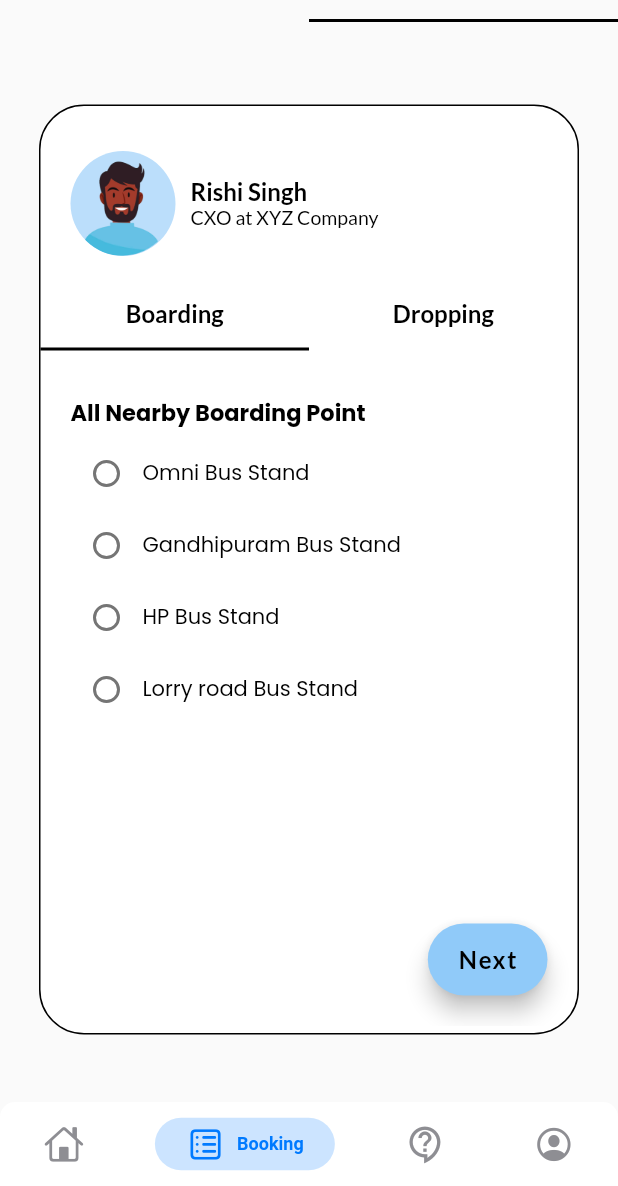
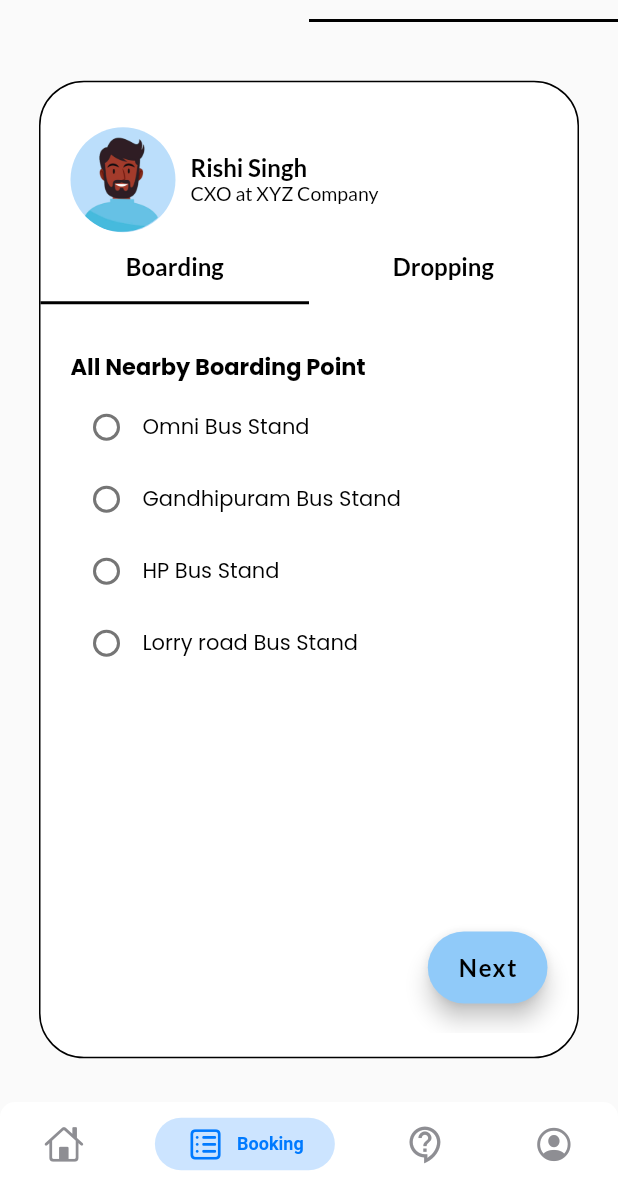
Before and after one commit to beSaif/GetVu, a Flutter app: the screen it shows after launch, item 2 of the bottom bar chosen, on a phone screen of 412 x 824 dp, the part 50-1236 px from its top. Run offline on Flutter 3.47's test engine with Material 2 defaults, Android fonts, the phone set to English and light mode, and no system bars; drawn by our look-alikes of persistent_bottom_nav_bar; our stand-ins replace flutter_login, geolocator, get, google_fonts, google_maps_flutter, lottie and 1 more; missing offline and left inert: cool_dropdown, razorpay_flutter.

Commit message:
Responsive UI

```diff
--- a/lib/Screens/BookingScreen/components/Bookings.dart
+++ b/lib/Screens/BookingScreen/components/Bookings.dart
@@ -8,6 +8,7 @@ import 'package:getvuapp/Screens/BookingScreen/components/Payment.dart';
 import 'package:getvuapp/Screens/BookingScreen/components/TicketsCard.dart';
 import 'package:getvuapp/Screens/BookingScreen/components/UserBookingDetail.dart';
 import 'package:google_fonts/google_fonts.dart';
+import 'package:responsive_sizer/responsive_sizer.dart';
 
 class BookingsSection extends StatefulWidget {
   const BookingsSection({super.key});
@@ -48,7 +49,7 @@ class _BookingsSectionState extends State<BookingsSection>
               : _bookingController.goToPayment
                   ? const PaymentCard()
                   : Container(
-                      height: 620,
+                      height: 79.1.h,
                       width: 360,
                       decoration: BoxDecoration(
                         color: Colors.white,
@@ -95,7 +96,7 @@ class _BookingsSectionState extends State<BookingsSection>
                           ],
                         ),
                         const SizedBox(
-                          height: 15,
+                          height: 0,
                         ),
                         GetBuilder<BookingController>(
                           builder: (controller) {
@@ -133,7 +134,7 @@ class _BookingsSectionState extends State<BookingsSection>
                                           ],
                                         ),
                                         SizedBox(
-                                          height: 450,
+                                          height: 59.h,
                                           child: TabBarView(
                                             controller:
                                                 _otherController.tabController,
--- a/lib/Screens/BookingScreen/components/UserBookingDetail.dart
+++ b/lib/Screens/BookingScreen/components/UserBookingDetail.dart
@@ -3,6 +3,7 @@ import 'package:get/get.dart';
 import 'package:getvuapp/GetX/booking_controller.dart';
 import 'package:google_fonts/google_fonts.dart';
 import 'package:cool_dropdown/cool_dropdown.dart';
+import 'package:responsive_sizer/responsive_sizer.dart';
 
 class UserBookingDetail extends StatefulWidget {
   const UserBookingDetail({super.key});
@@ -41,7 +42,7 @@ class _UseBookingrDetaliState extends State<UserBookingDetail> {
     }
     return SizedBox(
       width: double.infinity,
-      height: 500,
+      height: 65.h,
       child: Padding(
         padding: const EdgeInsets.all(20),
         child: Stack(
--- a/lib/main.dart
+++ b/lib/main.dart
@@ -3,6 +3,7 @@ import 'package:get/get.dart';
 import 'package:getvuapp/API/marker_api.dart';
 import 'package:getvuapp/Model/MaterialColor.dart';
 import 'package:getvuapp/navbar_activity.dart';
+import 'package:responsive_sizer/responsive_sizer.dart';
 
 void main() async {
   WidgetsFlutterBinding.ensureInitialized();
@@ -16,6 +17,8 @@ class MyApp extends StatelessWidget {
   @override
   Widget build(BuildContext context) {
     MaterialColor color = MaterialColor(0xFFBBDEFB, colorCodes);
+
+    return ResponsiveSizer(builder: (context, orientation, deviceType) {
       return GetMaterialApp(
           debugShowCheckedModeBanner: false,
           title: 'GetVuApp',
@@ -24,5 +27,6 @@ class MyApp extends StatelessWidget {
           ),
           // home: const LoginScreen()
           home: const NavbarActivity());
+    });
   }
 }
--- a/pubspec.yaml
+++ b/pubspec.yaml
@@ -23,6 +23,8 @@ dependencies:
   lottie: ^1.4.3
   persistent_bottom_nav_bar: ^5.0.2
   razorpay_flutter: ^1.3.4
+  responsive_sizer: ^3.1.1
+
 
 dev_dependencies:
   flutter_lints: ^2.0.0
```
Also changed, not shown: pubspec.lock. Lines whose indentation alone changed are shown as unchanged.
